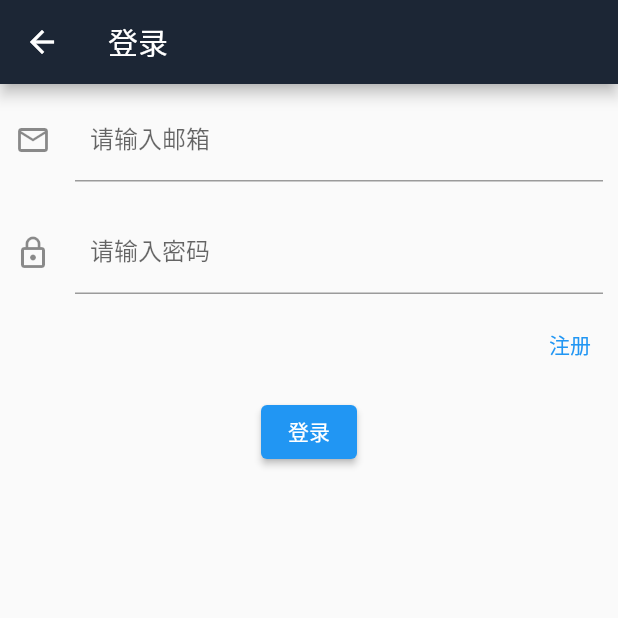
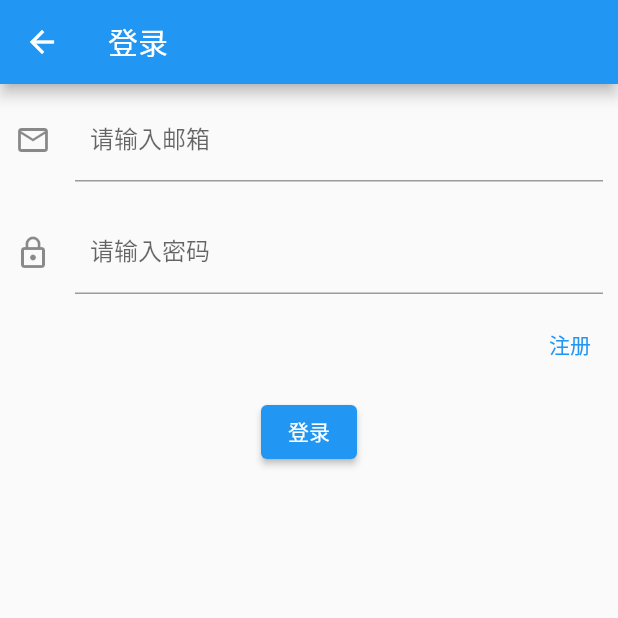
Before and after one commit to liangxiaobo/flutter-movie-trailer, a Flutter app: the screen it shows after launch, after a tap on the "person" icon, on a phone screen of 412 x 824 dp, the top half of it. Run offline on Flutter 3.47's test engine with Material 2 defaults, Android fonts, the phone set to English and light mode, and no system bars; our stand-ins replace cached_network_image, dio, shared_preferences, video_player; network calls fail.

Commit message:
修改状态栏颜色为白色

```diff
--- a/lib/main.dart
+++ b/lib/main.dart
@@ -33,6 +33,9 @@ class MyApp extends StatelessWidget {
         // is not restarted.Color(int.parse('0xff1c2635'))
 //        primarySwatch: Colors.blue,
         primaryColor: Color(0xff1c2635),
+        appBarTheme: AppBarTheme.of(context).copyWith(
+          brightness: Brightness.dark
+        )
       ),
 //      home: Home(),
       initialRoute: '/home',
--- a/lib/page/home.dart
+++ b/lib/page/home.dart
@@ -3,6 +3,7 @@ import 'package:flutter/material.dart';
 import 'package:flutter_movie/common/category.dart';
 import 'package:flutter_movie/common/rankTabContent.dart';
 import 'package:flutter_movie/page/tabHome.dart';
+import 'package:shared_preferences/shared_preferences.dart';
 
 import 'login.dart';
 
@@ -16,9 +17,19 @@ class Home extends StatefulWidget {
 }
 
 class _HomeState extends State<Home> {
+
+  void getCacheData() async{
+    final prefs = await SharedPreferences.getInstance();
+    print("打印缓存中的email: ${prefs.getString('email')}");
+  }
+
   @override
   Widget build(BuildContext context) {
     final tabs = ['首页', '分类', '榜单', '搜索'];
+
+    /// TODO 测试缓存
+    getCacheData();
+
     return DefaultTabController(length: 4,
         child:Scaffold(
       appBar: AppBar(
--- a/pubspec.yaml
+++ b/pubspec.yaml
@@ -32,6 +32,7 @@ dependencies:
   dio: ^4.0.0
   video_player: ^2.1.6
   cached_network_image: ^3.0.0
+  shared_preferences: ^2.0.6
 
 dev_dependencies:
   flutter_test:
```
Also changed, not shown: lib/page/login.dart (+6 -1 lines), pubspec.lock.
